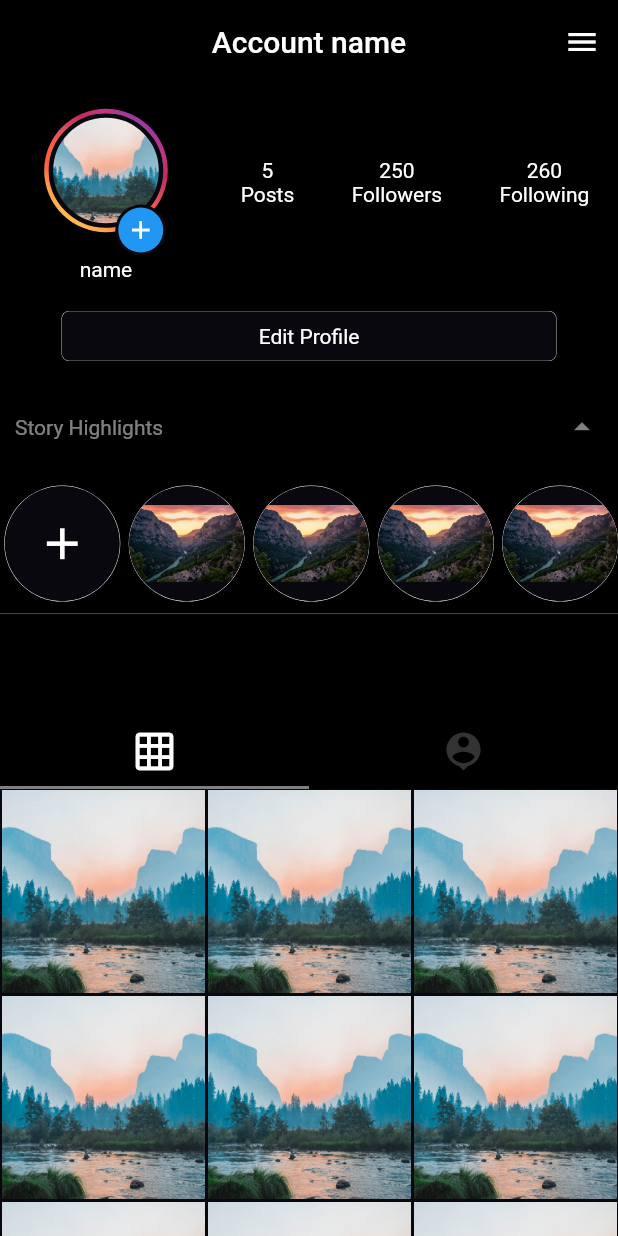
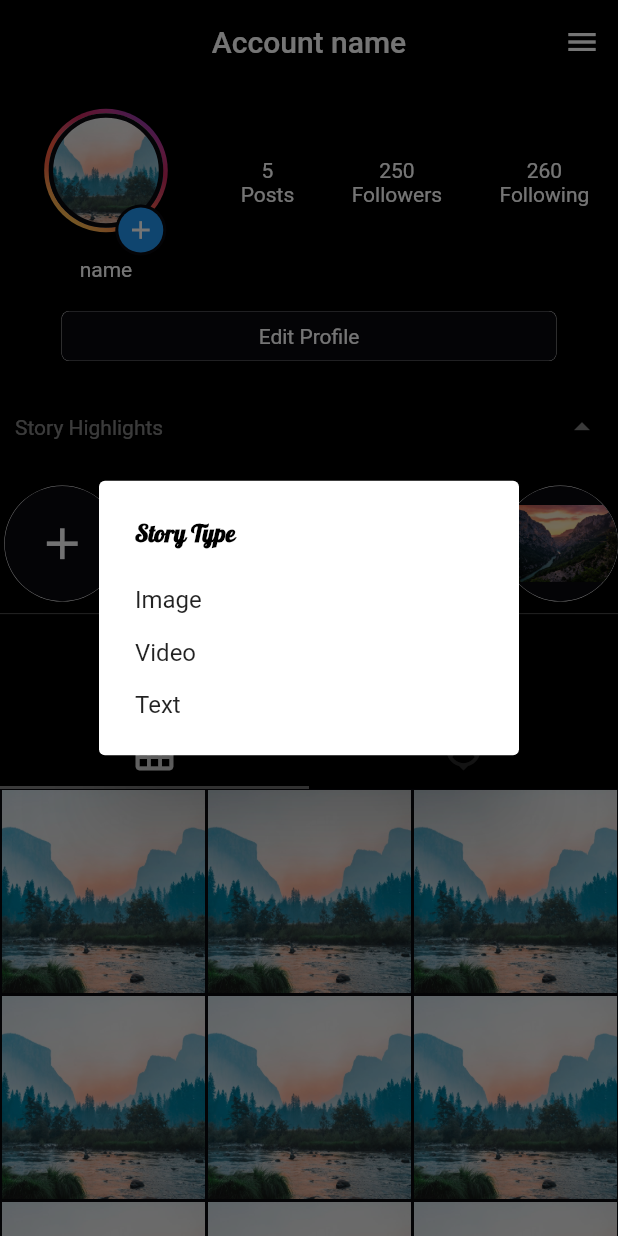
Before and after one commit to tokaehab/instagram, a Flutter app: the ProfileScreen screen opened directly, after a tap on the "add" icon, on a phone screen of 412 x 824 dp. Run offline on Flutter 3.47's test engine with Material 2 defaults, Android fonts, the phone set to English and light mode, and no system bars; our stand-ins replace cloud_firestore, firebase_auth, firebase_storage, image_picker, page_indicator, story_view; accounts and stored records are empty.

Commit message:
done add story

```diff
--- a/lib/main.dart
+++ b/lib/main.dart
@@ -1,5 +1,6 @@
 import 'package:flutter/material.dart';
 import 'screens/auth_screen.dart';
+import 'screens/home_screen.dart';
 
 void main() {
   runApp(MyApp());
@@ -48,7 +49,7 @@ class MyApp extends StatelessWidget {
         primaryColorLight: mycolor.shade100,
         textTheme: TextTheme(
           headline6: TextStyle(
-            foreground: Paint()..shader = linearGradient,
+            //foreground: Paint()..shader = linearGradient,
             fontSize: 35,
             fontFamily: 'Galada',
           ),
@@ -58,7 +59,7 @@ class MyApp extends StatelessWidget {
         ),
         backgroundColor: Color(0xFF09080E),
       ),
-      home: AuthenticationScreen(),
+      home: HomeScreen(),
     );
   }
 }
--- /dev/null
+++ b/lib/models/Stories/story.dart
@@ -0,0 +1,10 @@
+import 'package:flutter/foundation.dart';
+
+abstract class Story {
+  final String id;
+  final String userId;
+  final DateTime creationDate;
+
+  Story(
+      {@required this.id, @required this.userId, @required this.creationDate});
+}
--- /dev/null
+++ b/lib/models/Stories/text_story.dart
@@ -0,0 +1,17 @@
+import 'story.dart';
+
+class TextStory extends Story {
+  TextStory(String id, String userId, DateTime creationDate, this._text)
+      : super(id: id, userId: userId, creationDate: creationDate);
+
+  TextStory.fromFirebase(String userId, document)
+      : this._text = document.data()['text'],
+        super(
+            id: document.id,
+            userId: userId,
+            creationDate: document.data()['creationDate']);
+
+  String _text;
+
+  String get text => _text;
+}
--- a/lib/widgets/stories_list.dart
+++ b/lib/widgets/stories_list.dart
@@ -10,7 +10,7 @@ class StoriesList extends StatelessWidget {
       child: ListView(
         scrollDirection: Axis.horizontal,
         children: [
-          Story('name 1', true),
+          Story('Your Story', true),
           Story('name 2'),
           Story('name 3'),
           Story('name 4'),
--- a/lib/widgets/story.dart
+++ b/lib/widgets/story.dart
@@ -1,26 +1,94 @@
+import 'dart:ui';
+
+import 'package:flutter/cupertino.dart';
 import 'package:flutter/material.dart';
+import 'package:image_picker/image_picker.dart';
 import 'package:instagram/screens/story_view_screen.dart';
 
 class Story extends StatelessWidget {
   final String name;
-  final bool yours;
-  Story(this.name, [this.yours = false]);
+  final bool mine;
+
+  Story(this.name, [this.mine = false]);
+
+  SimpleDialog storyTypeDialog(BuildContext context) {
+    return SimpleDialog(
+      title: Text(
+        'Story Type',
+        style: TextStyle(
+            color: Colors.black, fontWeight: FontWeight.bold, fontSize: 16),
+      ),
+      children: [
+        SimpleDialogOption(
+          child: Text('Image'),
+          onPressed: () {
+            Navigator.of(context).pop(1);
+          },
+        ),
+        SimpleDialogOption(
+          child: Text('Video'),
+          onPressed: () {
+            Navigator.of(context).pop(2);
+          },
+        ),
+        SimpleDialogOption(
+          child: Text('Text'),
+          onPressed: () {
+            Navigator.of(context).pop(3);
+          },
+        ),
+      ],
+    );
+  }
+
+  void addStoryIOS(BuildContext context) async {
+    int choice = await showCupertinoDialog(
+      context: context,
+      builder: (context) => storyTypeDialog(context),
+    );
+    showScreenUponChoice(choice);
+  }
+
+  void addStoryAndroid(BuildContext context) async {
+    int choice = await showDialog(
+      context: context,
+      child: storyTypeDialog(context),
+    );
+    showScreenUponChoice(choice);
+  }
+
+  void showScreenUponChoice(int choice) async {
+    if (choice == 1) {
+      ImagePicker picker = ImagePicker();
+      PickedFile pickedFile = await picker.getImage(source: ImageSource.camera);
+    } else if (choice == 2) {
+      ImagePicker picker = ImagePicker();
+      PickedFile pickedFile = await picker.getVideo(source: ImageSource.camera);
+    } else {}
+  }
+
   @override
   Widget build(BuildContext context) {
     return Container(
       width: MediaQuery.of(context).size.width * 0.25,
       child: Column(
         children: [
-          Stack(
-            children: [
           GestureDetector(
             onTap: () {
-                  Navigator.push(
-                      context,
-                      MaterialPageRoute(
-                          builder: (context) => StoryViewScreen()));
+              if (mine) {
+                if (Theme.of(context).platform == TargetPlatform.android) {
+                  addStoryAndroid(context);
+                } else {
+                  addStoryIOS(context);
+                }
+              } else {
+                Navigator.push(context,
+                    MaterialPageRoute(builder: (context) => StoryViewScreen()));
+              }
             },
-                child: Container(
+            child: Stack(
+              children: [
+                Container(
                   width: MediaQuery.of(context).size.width * 0.2,
                   height: MediaQuery.of(context).size.height * 0.14,
                   decoration: BoxDecoration(
@@ -59,8 +127,7 @@ class Story extends StatelessWidget {
                     ),
                   ),
                 ),
-              ),
-              if (yours)
+                if (mine)
                   Positioned(
                     right: 1,
                     bottom: 1,
@@ -83,6 +150,7 @@ class Story extends StatelessWidget {
                   )
               ],
             ),
+          ),
           FittedBox(
               child: Text(
             name,
--- a/pubspec.yaml
+++ b/pubspec.yaml
@@ -28,6 +28,11 @@ dependencies:
   story_view: ^0.12.5
   page_indicator: ^0.3.0
   firebase_auth: ^0.20.0+1
+  provider: ^4.3.2+4
+  cloud_firestore: ^0.16.0
+  firebase_storage: ^7.0.0
+  intl: ^0.16.1
+  image_picker: ^0.6.7+21
 
 dev_dependencies:
   flutter_test:
```
Also changed, not shown: lib/models/Exceptions/upload_file_exception.dart (added, +7 -0 lines), lib/models/Stories/image_story.dart (added, +17 -0 lines), lib/models/Stories/video_story.dart (added, +17 -0 lines), lib/providers/stories_provider.dart (added, +54 -0 lines), pubspec.lock. Lines whose indentation alone changed are shown as unchanged.
